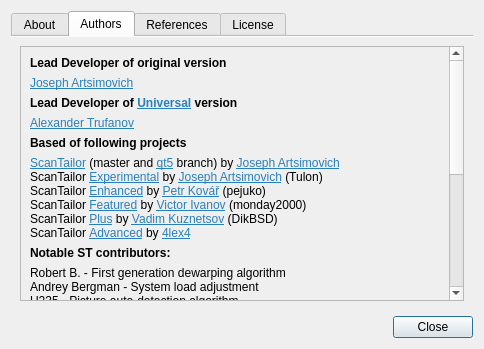
This is src/app/ui/AboutDialog.ui in trufanov-nok/scantailor-universal as Qt 5 draws it before an edit. The edited form follows.
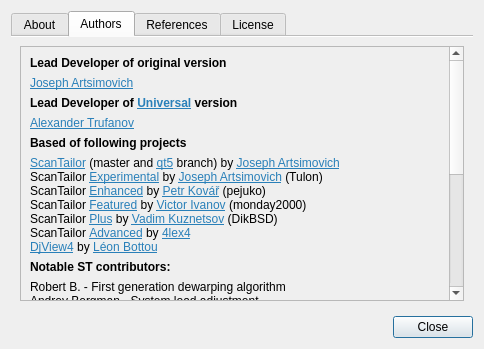
This is the edited form. The open tabs and pages were chosen to show the change. Icons and pictures are not drawn.

```diff
--- a/src/app/ui/AboutDialog.ui
+++ b/src/app/ui/AboutDialog.ui
@@ -125,9 +125,9 @@
           <property name="geometry">
            <rect>
             <x>0</x>
-            <y>-238</y>
+            <y>0</y>
             <width>430</width>
-            <height>593</height>
+            <height>580</height>
            </rect>
           </property>
           <layout class="QVBoxLayout" name="verticalLayout_2">
@@ -190,7 +190,7 @@
               </sizepolicy>
              </property>
              <property name="text">
-              <string>&lt;html&gt;&lt;head/&gt;&lt;body&gt;&lt;p&gt;&lt;a href=&quot;http://scantailor.org/&quot;&gt;&lt;span style=&quot; text-decoration: underline; color:#2980b9;&quot;&gt;ScanTailor&lt;/span&gt;&lt;/a&gt; (master and &lt;a href=&quot;https://github.com/scantailor/scantailor/tree/qt5&quot;&gt;&lt;span style=&quot; text-decoration: underline; color:#2980b9;&quot;&gt;qt5&lt;/span&gt;&lt;/a&gt; branch) by &lt;a href=&quot;https://github.com/Tulon&quot;&gt;&lt;span style=&quot; text-decoration: underline; color:#2980b9;&quot;&gt;Joseph Artsimovich&lt;/span&gt;&lt;/a&gt;&lt;br/&gt;ScanTailor &lt;a href=&quot;https://github.com/Tulon/scantailor/tree/experimental&quot;&gt;&lt;span style=&quot; text-decoration: underline; color:#2980b9;&quot;&gt;Experimental&lt;/span&gt;&lt;/a&gt; by &lt;a href=&quot;https://github.com/Tulon&quot;&gt;&lt;span style=&quot; text-decoration: underline; color:#2980b9;&quot;&gt;Joseph Artsimovich&lt;/span&gt;&lt;/a&gt; (Tulon)&lt;br/&gt;ScanTailor &lt;a href=&quot;https://github.com/scantailor/scantailor/tree/enhanced&quot;&gt;&lt;span style=&quot; text-decoration: underline; color:#2980b9;&quot;&gt;Enhanced&lt;/span&gt;&lt;/a&gt; by &lt;a href=&quot;https://github.com/pejuko&quot;&gt;&lt;span style=&quot; text-decoration: underline; color:#2980b9;&quot;&gt;Petr Kovář&lt;/span&gt;&lt;/a&gt; (pejuko)&lt;br/&gt;ScanTailor &lt;a href=&quot;https://github.com/scantailor/scantailor/tree/featured&quot;&gt;&lt;span style=&quot; text-decoration: underline; color:#2980b9;&quot;&gt;Featured&lt;/span&gt;&lt;/a&gt; by &lt;a href=&quot;http://djvu-soft.narod.ru/&quot;&gt;&lt;span style=&quot; text-decoration: underline; color:#2980b9;&quot;&gt;Victor Ivanov&lt;/span&gt;&lt;/a&gt; (monday2000)&lt;br/&gt;ScanTailor &lt;a href=&quot;https://github.com/scantailor/scantailor/tree/plus&quot;&gt;&lt;span style=&quot; text-decoration: underline; color:#2980b9;&quot;&gt;Plus&lt;/span&gt;&lt;/a&gt; by &lt;a href=&quot;https://github.com/DikBSD&quot;&gt;&lt;span style=&quot; text-decoration: underline; color:#2980b9;&quot;&gt;Vadim Kuznetsov&lt;/span&gt;&lt;/a&gt; (DikBSD)&lt;br/&gt;ScanTailor &lt;a href=&quot;https://github.com/4lex4/scantailor-advanced&quot;&gt;&lt;span style=&quot; text-decoration: underline; color:#2980b9;&quot;&gt;Advanced&lt;/span&gt;&lt;/a&gt; by &lt;a href=&quot;https://github.com/4lex4&quot;&gt;&lt;span style=&quot; text-decoration: underline; color:#2980b9;&quot;&gt;4lex4&lt;/span&gt;&lt;/a&gt;&lt;/p&gt;&lt;/body&gt;&lt;/html&gt;</string>
+              <string>&lt;html&gt;&lt;head/&gt;&lt;body&gt;&lt;p&gt;&lt;a href=&quot;http://scantailor.org/&quot;&gt;&lt;span style=&quot; text-decoration: underline; color:#2980b9;&quot;&gt;ScanTailor&lt;/span&gt;&lt;/a&gt; (master and &lt;a href=&quot;https://github.com/scantailor/scantailor/tree/qt5&quot;&gt;&lt;span style=&quot; text-decoration: underline; color:#2980b9;&quot;&gt;qt5&lt;/span&gt;&lt;/a&gt; branch) by &lt;a href=&quot;https://github.com/Tulon&quot;&gt;&lt;span style=&quot; text-decoration: underline; color:#2980b9;&quot;&gt;Joseph Artsimovich&lt;/span&gt;&lt;/a&gt;&lt;br/&gt;ScanTailor &lt;a href=&quot;https://github.com/Tulon/scantailor/tree/experimental&quot;&gt;&lt;span style=&quot; text-decoration: underline; color:#2980b9;&quot;&gt;Experimental&lt;/span&gt;&lt;/a&gt; by &lt;a href=&quot;https://github.com/Tulon&quot;&gt;&lt;span style=&quot; text-decoration: underline; color:#2980b9;&quot;&gt;Joseph Artsimovich&lt;/span&gt;&lt;/a&gt; (Tulon)&lt;br/&gt;ScanTailor &lt;a href=&quot;https://github.com/scantailor/scantailor/tree/enhanced&quot;&gt;&lt;span style=&quot; text-decoration: underline; color:#2980b9;&quot;&gt;Enhanced&lt;/span&gt;&lt;/a&gt; by &lt;a href=&quot;https://github.com/pejuko&quot;&gt;&lt;span style=&quot; text-decoration: underline; color:#2980b9;&quot;&gt;Petr Kovář&lt;/span&gt;&lt;/a&gt; (pejuko)&lt;br/&gt;ScanTailor &lt;a href=&quot;https://github.com/scantailor/scantailor/tree/featured&quot;&gt;&lt;span style=&quot; text-decoration: underline; color:#2980b9;&quot;&gt;Featured&lt;/span&gt;&lt;/a&gt; by &lt;a href=&quot;http://djvu-soft.narod.ru/&quot;&gt;&lt;span style=&quot; text-decoration: underline; color:#2980b9;&quot;&gt;Victor Ivanov&lt;/span&gt;&lt;/a&gt; (monday2000)&lt;br/&gt;ScanTailor &lt;a href=&quot;https://github.com/scantailor/scantailor/tree/plus&quot;&gt;&lt;span style=&quot; text-decoration: underline; color:#2980b9;&quot;&gt;Plus&lt;/span&gt;&lt;/a&gt; by &lt;a href=&quot;https://github.com/DikBSD&quot;&gt;&lt;span style=&quot; text-decoration: underline; color:#2980b9;&quot;&gt;Vadim Kuznetsov&lt;/span&gt;&lt;/a&gt; (DikBSD)&lt;br/&gt;ScanTailor &lt;a href=&quot;https://github.com/4lex4/scantailor-advanced&quot;&gt;&lt;span style=&quot; text-decoration: underline; color:#2980b9;&quot;&gt;Advanced&lt;/span&gt;&lt;/a&gt; by &lt;a href=&quot;https://github.com/4lex4&quot;&gt;&lt;span style=&quot; text-decoration: underline; color:#2980b9;&quot;&gt;4lex4&lt;/span&gt;&lt;/a&gt;&lt;br/&gt;&lt;a href=&quot;http://djvu.sourceforge.net/djview4.html&quot;&gt;&lt;span style=&quot; text-decoration: underline; color:#2980b9;&quot;&gt;DjView4&lt;/span&gt;&lt;/a&gt; by &lt;a href=&quot;https://leon.bottou.org/&quot;&gt;&lt;span style=&quot; text-decoration: underline; color:#2980b9;&quot;&gt;Léon Bottou&lt;/span&gt;&lt;/a&gt;&lt;/p&gt;&lt;/body&gt;&lt;/html&gt;</string>
              </property>
              <property name="textFormat">
               <enum>Qt::RichText</enum>
```
Left out of the diff: 5 changed lines with no effect on the pictures.
